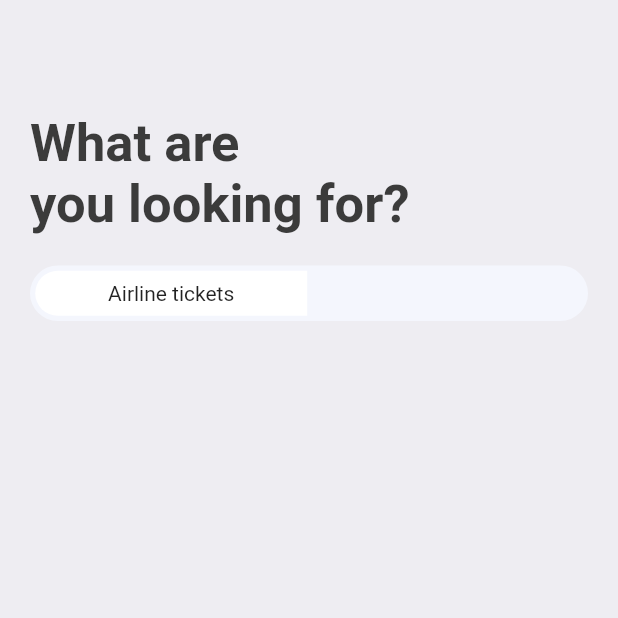
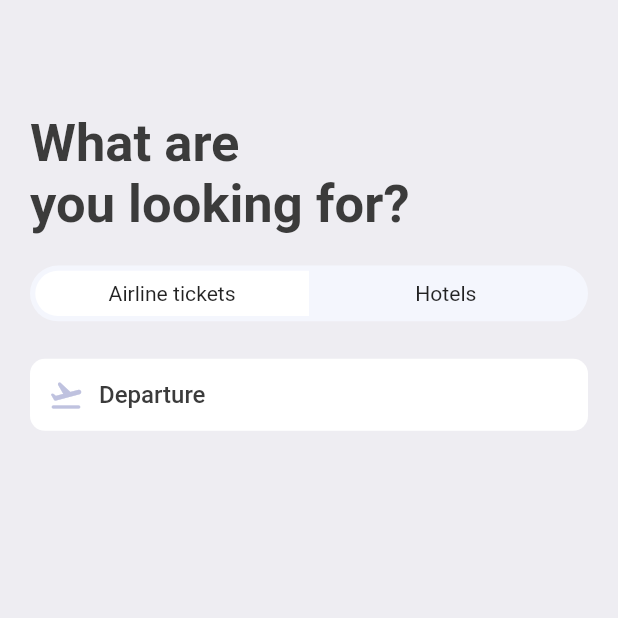
Before and after one commit to mrojasb2000/flutter_booktickets_app, a Flutter app: the SearchScreen screen opened directly, on a phone screen of 412 x 824 dp, the top half of it. Run offline on Flutter 3.47's test engine with Material 2 defaults, Android fonts, the phone set to English and light mode, and no system bars; our stand-ins replace fluentui_icons, gap, get.

Commit message:
chore: add departure block

```diff
--- a/lib/screens/search_screen.dart
+++ b/lib/screens/search_screen.dart
@@ -21,14 +21,17 @@ class SearchScreen extends StatelessWidget {
                   style: Styles.headLineStyle1
                       .copyWith(fontSize: AppLayout.getHeight(35))),
               Gap(AppLayout.getHeight(20)),
-              Container(
+              FittedBox(
+                child: Container(
                   padding: const EdgeInsets.all(3.5),
                   decoration: BoxDecoration(
-                  borderRadius: BorderRadius.circular(AppLayout.getHeight(50)),
+                    borderRadius:
+                        BorderRadius.circular(AppLayout.getHeight(50)),
                     color: const Color(0xFFF4F6FD),
                   ),
                   child: Row(
                     children: [
+                      /* airline tickets */
                       Container(
                         width: size.width * .44,
                         padding: EdgeInsets.symmetric(
@@ -42,8 +45,42 @@ class SearchScreen extends StatelessWidget {
                           child: Text("Airline tickets"),
                         ),
                       ),
+                      /* hotels */
+                      Container(
+                        width: size.width * .44,
+                        padding: EdgeInsets.symmetric(
+                            vertical: AppLayout.getHeight(7)),
+                        decoration: BoxDecoration(
+                          borderRadius: BorderRadius.horizontal(
+                              right: Radius.circular(AppLayout.getHeight(50))),
+                          color: Colors.transparent,
+                        ),
+                        child: const Center(
+                          child: Text("Hotels"),
+                        ),
+                      ),
                     ],
                   ),
+                ),
+              ),
+              Gap(AppLayout.getHeight(25)),
+              Container(
+                padding: EdgeInsets.symmetric(
+                    vertical: AppLayout.getWidth(12),
+                    horizontal: AppLayout.getHeight(12)),
+                decoration: BoxDecoration(
+                    color: Colors.white,
+                    borderRadius:
+                        BorderRadius.circular(AppLayout.getWidth(10))),
+                child: Row(children: [
+                  const Icon(Icons.flight_takeoff_rounded,
+                      color: Color(0xFFBFC2DF)),
+                  Gap(AppLayout.getWidth(10)),
+                  Text(
+                    'Departure',
+                    style: Styles.textStyle,
+                  ),
+                ]),
               )
             ]));
   }
```
Lines whose indentation alone changed are shown as unchanged.
